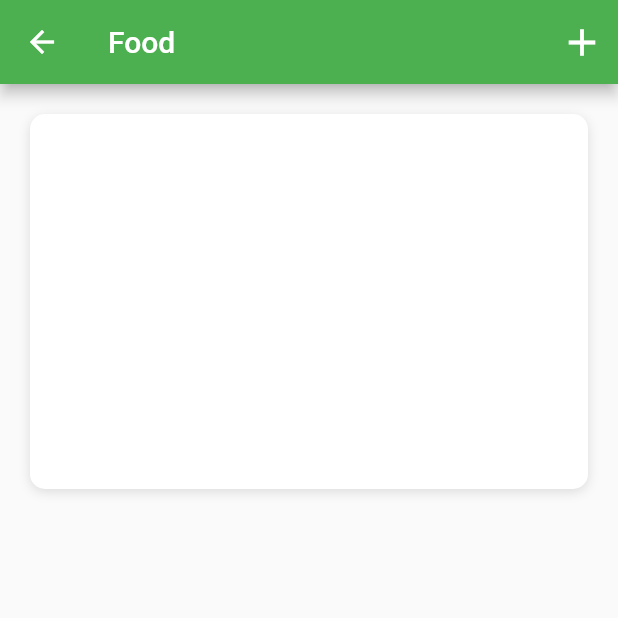
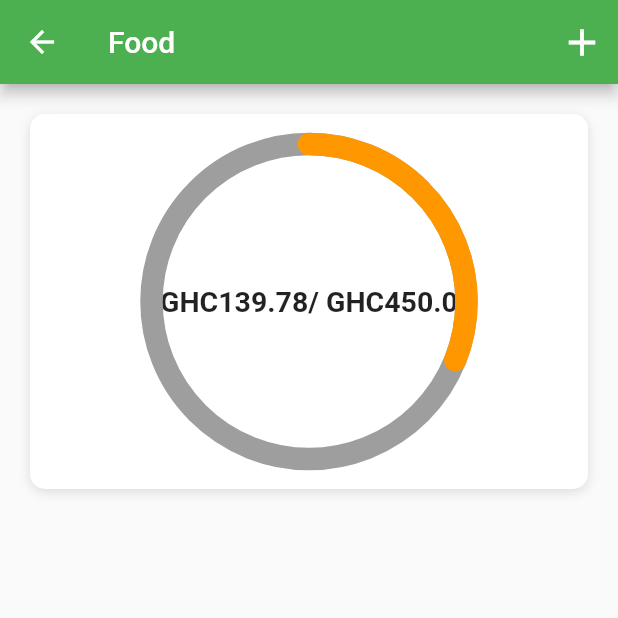
Before and after one commit to joehurdles/oasis_budget, a Flutter app: the screen it shows after launch, after a tap on "Food", on a phone screen of 412 x 824 dp, the top half of it. Run offline on Flutter 3.47's test engine with Material 2 defaults, Android fonts, the phone set to English and light mode, and no system bars.

Commit message:
radialpainter screen created

```diff
--- a/lib/screens/category_screen.dart
+++ b/lib/screens/category_screen.dart
@@ -1,5 +1,8 @@
 import 'package:flutter/material.dart';
+import 'package:oasis_budget/helpers/color_helper.dart';
 import 'package:oasis_budget/models/category_model.dart';
+import 'package:oasis_budget/models/expense_model.dart';
+import 'package:oasis_budget/widgets/radial_painter.dart';
 
 class CartegoryScreen extends StatefulWidget {
 
@@ -13,6 +16,14 @@ final Category category;
 class _CartegoryScreenState extends State<CartegoryScreen> {
   @override
   Widget build(BuildContext context) {
+double totalAmountSpent = 0;
+widget.category.expenses.forEach((Expense expense) {
+  totalAmountSpent += expense.cost;
+});
+final double amountLeft = widget.category.maxAmount - totalAmountSpent;
+final double percent = amountLeft / widget.category.maxAmount;
+
+
     return Scaffold(
      appBar: AppBar(
        backgroundColor: Colors.green,
@@ -37,10 +48,29 @@ class _CartegoryScreenState extends State<CartegoryScreen> {
                boxShadow: const [
                  BoxShadow(color: Colors.black12,
                  offset: Offset(0, 2),
-                 blurRadius: 6.0 )
+                 blurRadius: 6.0
+                 ),
                ]
              ),
-           )
+             child: CustomPaint(
+               foregroundPainter: RadialPainter(
+                 bgColor:Colors.grey,
+                 lineColor: getColor(context, percent),
+                 percent: percent,
+                 width: 15.0
+                  ),
+               child:
+                 Center(
+                   child: Text(
+                   'GHC${amountLeft.toStringAsFixed(2)}/ GHC${widget.category.maxAmount}',
+                   style: const TextStyle(
+                     fontSize: 19.0,
+                     fontWeight: FontWeight.w600,
+                   ),
+                   ),
+                 ),
+             ),
+           ),
          ],
        )
         ),
--- a/lib/screens/home_screen.dart
+++ b/lib/screens/home_screen.dart
@@ -55,7 +55,7 @@ return GestureDetector(
             ),
              ),
 
-            Text('\GHC${(category.maxAmount - totalAmountSpent).toStringAsFixed(2)}/\GHC${(category.maxAmount).toStringAsFixed(2)}',
+            Text('GHC${(category.maxAmount - totalAmountSpent).toStringAsFixed(2)}/ GHC${(category.maxAmount).toStringAsFixed(2)}',
              style: TextStyle(
               fontSize: 17.0,
               fontWeight: FontWeight.w600,
--- /dev/null
+++ b/lib/widgets/radial_painter.dart
@@ -0,0 +1,49 @@
+import 'dart:math';
+
+import 'package:flutter/material.dart';
+
+class RadialPainter extends CustomPainter {
+
+final Color bgColor;
+final Color lineColor;
+final double percent;
+final double width;
+
+RadialPainter({
+  required this.bgColor,
+  required this.lineColor,
+  required this.percent,
+  required this.width,
+});
+
+ @override
+  void paint(Canvas canvas, Size size) {
+    Paint bgLine = Paint()
+    ..color = bgColor
+    ..strokeCap = StrokeCap.round
+    ..style = PaintingStyle.stroke
+    ..strokeWidth = width;
+
+     Paint CompletedLine = Paint()
+    ..color = lineColor
+    ..strokeCap = StrokeCap.round
+    ..style = PaintingStyle.stroke
+    ..strokeWidth = width;
+    Offset center = Offset(size.width / 2, size.height /2);
+    double radius = min(size.width / 2, size.height / 2);
+   canvas.drawCircle(center, radius, bgLine);
+   double sweepAngle = 2 * pi * percent;
+   canvas.drawArc(
+     Rect.fromCircle(center: center, radius: radius),
+      -pi / 2,
+      sweepAngle,
+      false,
+      CompletedLine,
+      );
+  }
+
+  @override
+  bool shouldRepaint(covariant CustomPainter oldDelegate) {
+    return true;
+  }
+}
```
